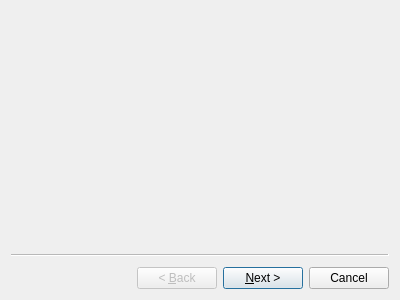
First picture: the form in GUI/MotoLink/ui/updatewizard.ui, repository fpoussin/MotoLink, before the edit.
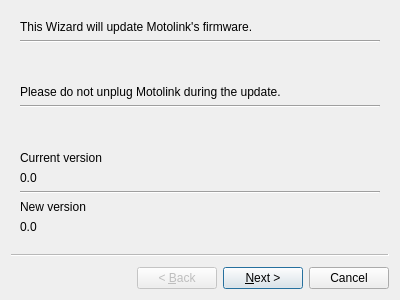
Second picture: the form after the edit.

Commit message: [GUI] Removing some useless files, doing wizard mockup.

```diff
--- a/GUI/MotoLink/ui/updatewizard.ui
+++ b/GUI/MotoLink/ui/updatewizard.ui
@@ -12,7 +12,170 @@
   <property name="windowTitle">
    <string>Wizard</string>
   </property>
-  <widget name="wizardPage1" class="QWizardPage"/>
-  <widget name="wizardPage2" class="QWizardPage"/>
+  <widget class="QWizardPage" name="wizardPage1">
+   <layout class="QGridLayout" name="gridLayout">
+    <item row="1" column="0">
+     <widget class="Line" name="line">
+      <property name="orientation">
+       <enum>Qt::Horizontal</enum>
+      </property>
+     </widget>
+    </item>
+    <item row="8" column="0">
+     <widget class="Line" name="line_3">
+      <property name="orientation">
+       <enum>Qt::Horizontal</enum>
+      </property>
+     </widget>
+    </item>
+    <item row="10" column="0">
+     <widget class="QLabel" name="lNewVersion">
+      <property name="text">
+       <string>0.0</string>
+      </property>
+     </widget>
+    </item>
+    <item row="6" column="0">
+     <widget class="QLabel" name="ltCurVersion">
+      <property name="text">
+       <string>Current version</string>
+      </property>
+     </widget>
+    </item>
+    <item row="2" column="0">
+     <spacer name="verticalSpacer">
+      <property name="orientation">
+       <enum>Qt::Vertical</enum>
+      </property>
+      <property name="sizeHint" stdset="0">
+       <size>
+        <width>20</width>
+        <height>40</height>
+       </size>
+      </property>
+     </spacer>
+    </item>
+    <item row="9" column="0">
+     <widget class="QLabel" name="ltNewVersion">
+      <property name="text">
+       <string>New version</string>
+      </property>
+     </widget>
+    </item>
+    <item row="5" column="0">
+     <spacer name="verticalSpacer_2">
+      <property name="orientation">
+       <enum>Qt::Vertical</enum>
+      </property>
+      <property name="sizeHint" stdset="0">
+       <size>
+        <width>20</width>
+        <height>40</height>
+       </size>
+      </property>
+     </spacer>
+    </item>
+    <item row="0" column="0">
+     <widget class="QLabel" name="lIntro">
+      <property name="text">
+       <string>This Wizard will update Motolink's firmware.</string>
+      </property>
+     </widget>
+    </item>
+    <item row="3" column="0">
+     <widget class="QLabel" name="lWarn">
+      <property name="text">
+       <string>Please do not unplug Motolink during the update.</string>
+      </property>
+     </widget>
+    </item>
+    <item row="4" column="0">
+     <widget class="Line" name="line_2">
+      <property name="orientation">
+       <enum>Qt::Horizontal</enum>
+      </property>
+     </widget>
+    </item>
+    <item row="7" column="0">
+     <widget class="QLabel" name="lCurVersion">
+      <property name="text">
+       <string>0.0</string>
+      </property>
+     </widget>
+    </item>
+   </layout>
+  </widget>
+  <widget class="QWizardPage" name="wizardPage2">
+   <layout class="QGridLayout" name="gridLayout_2">
+    <item row="3" column="0">
+     <widget class="QLabel" name="ltProgress">
+      <property name="text">
+       <string>Progress</string>
+      </property>
+     </widget>
+    </item>
+    <item row="0" column="0">
+     <widget class="QLabel" name="ltStatus">
+      <property name="text">
+       <string>Status</string>
+      </property>
+     </widget>
+    </item>
+    <item row="4" column="0">
+     <widget class="QProgressBar" name="pbProgress">
+      <property name="value">
+       <number>0</number>
+      </property>
+     </widget>
+    </item>
+    <item row="1" column="0">
+     <widget class="QLabel" name="lStatus">
+      <property name="minimumSize">
+       <size>
+        <width>0</width>
+        <height>120</height>
+       </size>
+      </property>
+      <property name="font">
+       <font>
+        <weight>50</weight>
+        <bold>false</bold>
+       </font>
+      </property>
+      <property name="autoFillBackground">
+       <bool>false</bool>
+      </property>
+      <property name="frameShape">
+       <enum>QFrame::StyledPanel</enum>
+      </property>
+      <property name="frameShadow">
+       <enum>QFrame::Sunken</enum>
+      </property>
+      <property name="midLineWidth">
+       <number>1</number>
+      </property>
+      <property name="text">
+       <string/>
+      </property>
+      <property name="alignment">
+       <set>Qt::AlignLeading|Qt::AlignLeft|Qt::AlignTop</set>
+      </property>
+     </widget>
+    </item>
+    <item row="2" column="0">
+     <spacer name="verticalSpacer_3">
+      <property name="orientation">
+       <enum>Qt::Vertical</enum>
+      </property>
+      <property name="sizeHint" stdset="0">
+       <size>
+        <width>20</width>
+        <height>40</height>
+       </size>
+      </property>
+     </spacer>
+    </item>
+   </layout>
+  </widget>
  </widget>
 </ui>
```
Left out of the diff: 5 changed lines with no effect on the pictures. The commit also changes 10 other files.
